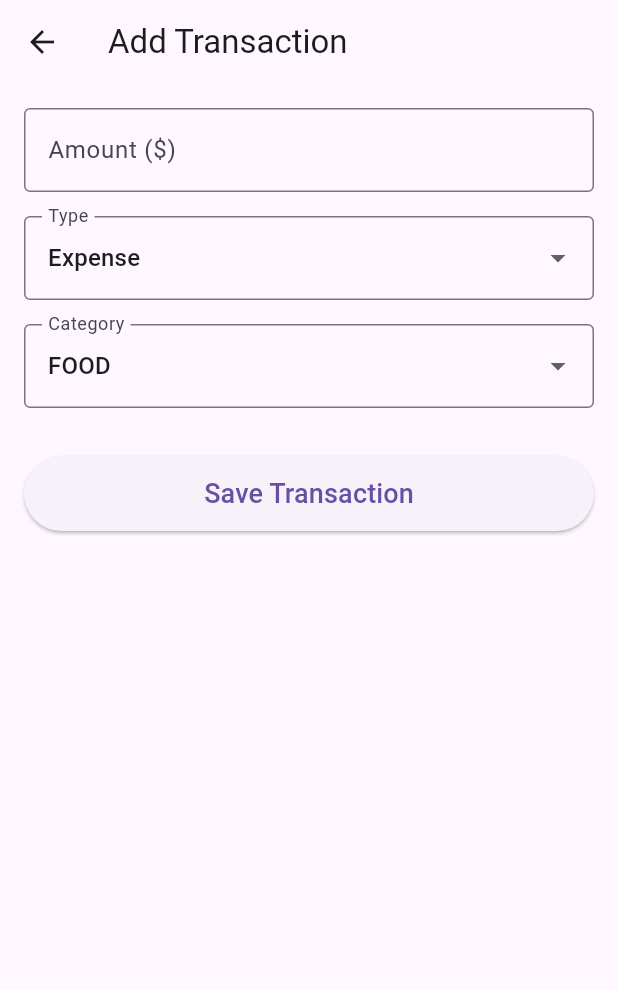
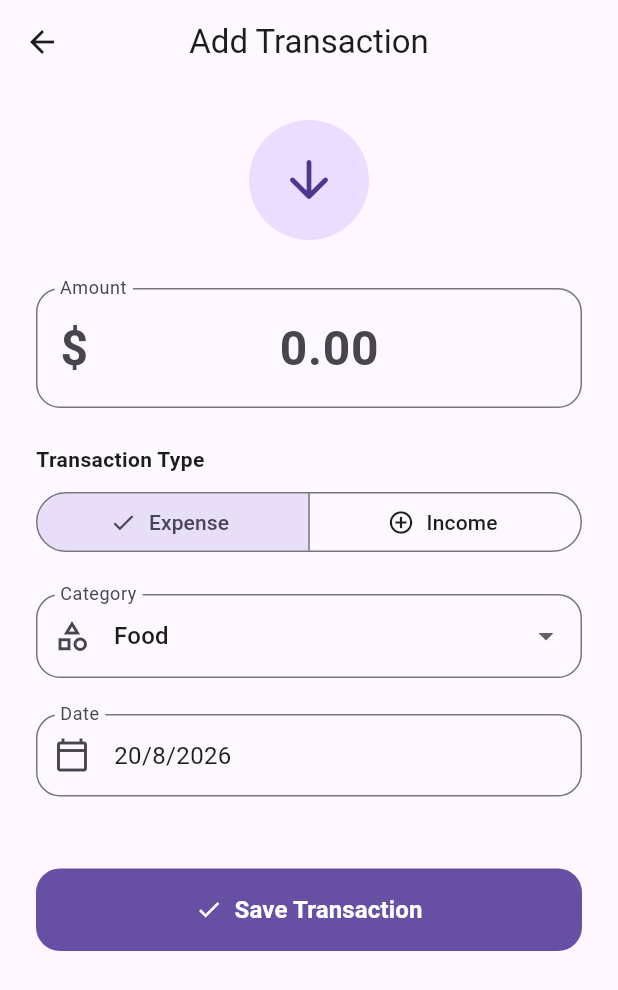
Before and after one commit to ahad-karim/Tracko, a Flutter app: the AddTransactionScreen screen opened directly, on a phone screen of 412 x 824 dp. Shown: the top 990 px of the screen. Run offline on Flutter 3.47's test engine with Material 3 defaults, Android fonts, the phone set to English and light mode, and no system bars; our stand-ins replace drift, flutter_riverpod; accounts and stored records are empty; generated files the repository leaves out were written again.

Commit message:
drift testing with transaction page

```diff
--- a/lib/screens/add_transaction_screen.dart
+++ b/lib/screens/add_transaction_screen.dart
@@ -14,6 +14,7 @@ class AddTransactionScreen extends ConsumerStatefulWidget {
 class _AddTransactionScreenState extends ConsumerState<AddTransactionScreen> {
   final _formKey = GlobalKey<FormState>();
   final _amountController = TextEditingController();
+  DateTime _selectedDate = DateTime.now();
 
   String _selectedType = 'expense';
   String _selectedCategory = 'food'; // Default category
@@ -27,6 +28,20 @@ class _AddTransactionScreenState extends ConsumerState<AddTransactionScreen> {
     super.dispose();
   }
 
+  Future<void> _selectDate(BuildContext context) async {
+    final DateTime? picked = await showDatePicker(
+      context: context,
+      initialDate: _selectedDate,
+      firstDate: DateTime(2000),
+      lastDate: DateTime(2101),
+    );
+    if (picked != null && picked != _selectedDate) {
+      setState(() {
+        _selectedDate = picked;
+      });
+    }
+  }
+
   Future<void> _saveTransaction() async {
     if (_formKey.currentState!.validate()) {
       final db = ref.read(databaseProvider);
@@ -37,7 +52,7 @@ class _AddTransactionScreenState extends ConsumerState<AddTransactionScreen> {
         amount: Value(parsedAmount),
         type: Value(_selectedType),
         category: Value(_selectedCategory),
-        date: Value(DateTime.now()),
+        date: Value(_selectedDate),
       );
 
       // Insert it into Drift
@@ -52,21 +67,55 @@ class _AddTransactionScreenState extends ConsumerState<AddTransactionScreen> {
 
   @override
   Widget build(BuildContext context) {
+    final colorScheme = Theme.of(context).colorScheme;
+
     return Scaffold(
-      appBar: AppBar(title: const Text('Add Transaction')),
-      body: Padding(
-        padding: const EdgeInsets.all(16.0),
+      appBar: AppBar(
+        title: const Text('Add Transaction'),
+        centerTitle: true,
+      ),
+      body: SingleChildScrollView(
+        child: Padding(
+          padding: const EdgeInsets.all(24.0),
           child: Form(
             key: _formKey,
             child: Column(
+              crossAxisAlignment: CrossAxisAlignment.stretch,
               children: [
+                // Visual indicator for type
+                Center(
+                  child: CircleAvatar(
+                    radius: 40,
+                    backgroundColor: colorScheme.primaryContainer,
+                    child: Icon(
+                      _selectedType == 'expense'
+                          ? Icons.arrow_downward_rounded
+                          : Icons.arrow_upward_rounded,
+                      size: 40,
+                      color: colorScheme.onPrimaryContainer,
+                    ),
+                  ),
+                ),
+                const SizedBox(height: 32),
+
                 // Amount Field
                 TextFormField(
                   controller: _amountController,
                   keyboardType: const TextInputType.numberWithOptions(decimal: true),
-                decoration: const InputDecoration(
-                  labelText: 'Amount (\$)',
-                  border: OutlineInputBorder(),
+                  textAlign: TextAlign.center,
+                  style: const TextStyle(fontSize: 32, fontWeight: FontWeight.bold),
+                  decoration: InputDecoration(
+                    hintText: '0.00',
+                    prefixText: '\$ ',
+                    labelText: 'Amount',
+                    floatingLabelBehavior: FloatingLabelBehavior.always,
+                    border: OutlineInputBorder(
+                      borderRadius: BorderRadius.circular(16),
+                    ),
+                    focusedBorder: OutlineInputBorder(
+                      borderRadius: BorderRadius.circular(16),
+                      borderSide: BorderSide(color: colorScheme.primary, width: 2),
+                    ),
                   ),
                   validator: (value) {
                     if (value == null || value.isEmpty) return 'Please enter an amount';
@@ -74,47 +123,84 @@ class _AddTransactionScreenState extends ConsumerState<AddTransactionScreen> {
                     return null;
                   },
                 ),
-              const SizedBox(height: 16),
+                const SizedBox(height: 24),
 
-              // Type Dropdown (Income / Expense)
-              DropdownButtonFormField<String>(
-                value: _selectedType,
-                decoration: const InputDecoration(labelText: 'Type', border: OutlineInputBorder()),
-                items: const [
-                  DropdownMenuItem(value: 'expense', child: Text('Expense')),
-                  DropdownMenuItem(value: 'income', child: Text('Income')),
+                // Type Toggle
+                const Text("Transaction Type", style: TextStyle(fontWeight: FontWeight.w600)),
+                const SizedBox(height: 8),
+                SegmentedButton<String>(
+                  segments: const [
+                    ButtonSegment(
+                      value: 'expense',
+                      label: Text('Expense'),
+                      icon: Icon(Icons.remove_circle_outline),
+                    ),
+                    ButtonSegment(
+                      value: 'income',
+                      label: Text('Income'),
+                      icon: Icon(Icons.add_circle_outline),
+                    ),
                   ],
-                onChanged: (value) => setState(() => _selectedType = value!),
+                  selected: {_selectedType},
+                  onSelectionChanged: (Set<String> newSelection) {
+                    setState(() {
+                      _selectedType = newSelection.first;
+                    });
+                  },
                 ),
-              const SizedBox(height: 16),
+                const SizedBox(height: 24),
 
                 // Category Dropdown
                 DropdownButtonFormField<String>(
                   value: _selectedCategory,
-                decoration: const InputDecoration(labelText: 'Category', border: OutlineInputBorder()),
+                  decoration: InputDecoration(
+                    labelText: 'Category',
+                    prefixIcon: const Icon(Icons.category_outlined),
+                    border: OutlineInputBorder(borderRadius: BorderRadius.circular(16)),
+                  ),
                   items: _categories.map((category) {
                     return DropdownMenuItem(
                       value: category,
-                    child: Text(category.toUpperCase()),
+                      child: Text(category.substring(0, 1).toUpperCase() + category.substring(1)),
                     );
                   }).toList(),
                   onChanged: (value) => setState(() => _selectedCategory = value!),
                 ),
-              const SizedBox(height: 32),
+                const SizedBox(height: 24),
+
+                // Date Picker field
+                InkWell(
+                  onTap: () => _selectDate(context),
+                  borderRadius: BorderRadius.circular(16),
+                  child: InputDecorator(
+                    decoration: InputDecoration(
+                      labelText: 'Date',
+                      prefixIcon: const Icon(Icons.calendar_today_outlined),
+                      border: OutlineInputBorder(borderRadius: BorderRadius.circular(16)),
+                    ),
+                    child: Text(
+                      "${_selectedDate.day}/${_selectedDate.month}/${_selectedDate.year}",
+                      style: const TextStyle(fontSize: 16),
+                    ),
+                  ),
+                ),
+                const SizedBox(height: 48),
 
                 // Save Button
-              SizedBox(
-                width: double.infinity,
-                height: 50,
-                child: ElevatedButton(
+                FilledButton.icon(
                   onPressed: _saveTransaction,
-                  child: const Text('Save Transaction', style: TextStyle(fontSize: 18)),
+                  icon: const Icon(Icons.check),
+                  label: const Text('Save Transaction', style: TextStyle(fontSize: 16, fontWeight: FontWeight.bold)),
+                  style: FilledButton.styleFrom(
+                    padding: const EdgeInsets.symmetric(vertical: 16),
+                    shape: RoundedRectangleBorder(borderRadius: BorderRadius.circular(16)),
                   ),
                 ),
               ],
             ),
           ),
         ),
+      ),
     );
   }
 }
```
Lines whose indentation alone changed are shown as unchanged.
